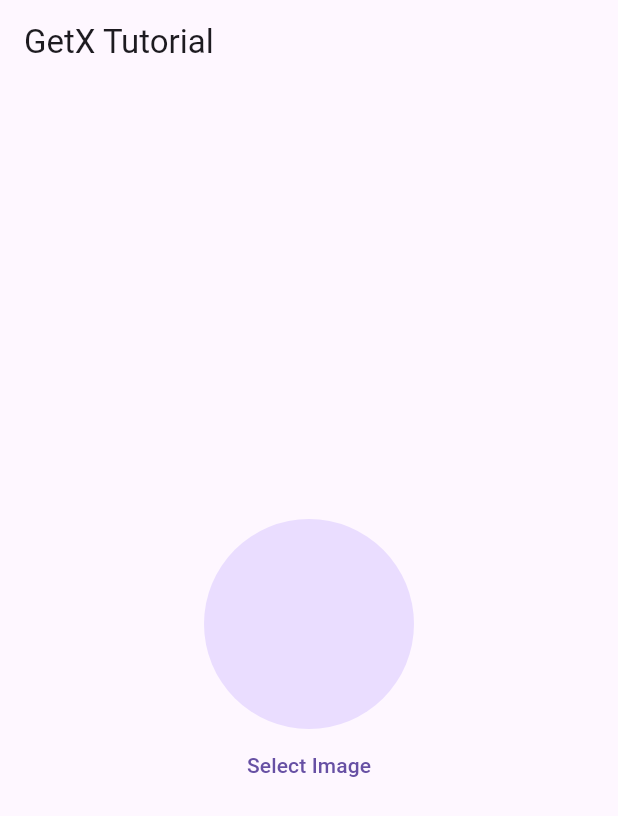
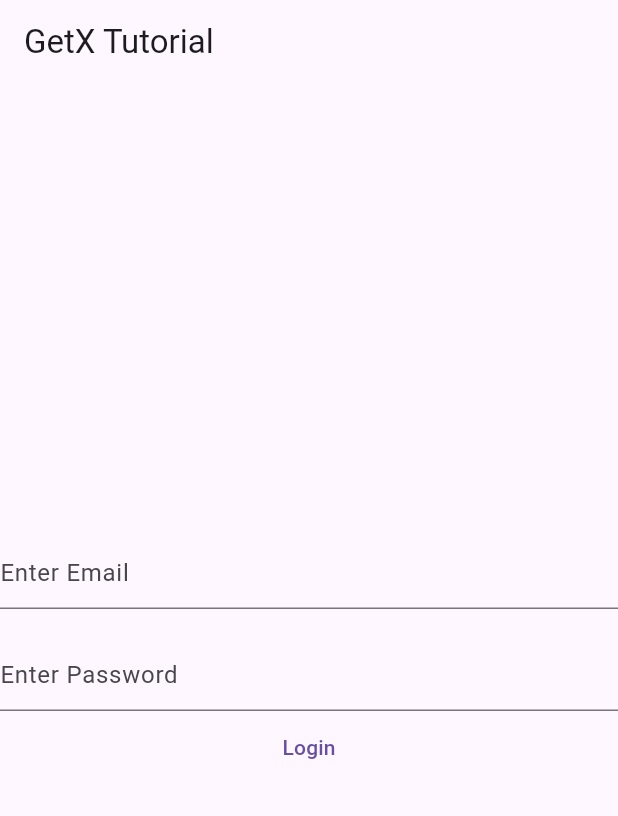
Before and after one commit to Muhammad-Naeem-Bukhari/getex_all_in_one, a Flutter app: the screen it shows after launch, on a phone screen of 412 x 824 dp. Shown: the top 816 px of the screen. Run offline on Flutter 3.47's test engine with Material 3 defaults, Android fonts, the phone set to English and light mode, and no system bars; our stand-ins replace get, image_picker.

Commit message:
Add login functionality

```diff
--- a/getx/lib/home.dart
+++ b/getx/lib/home.dart
@@ -7,6 +7,7 @@ import 'package:flutter/material.dart';
 import 'package:get/get.dart';
 import 'package:getx/fruit_controller.dart';
 import 'package:getx/image_controller.dart';
+import 'package:getx/login_signup_controller.dart';
 import 'package:getx/notification_controller.dart';
 import 'package:getx/opacity_controller.dart';
 
@@ -21,7 +22,7 @@ class Home extends StatefulWidget {
 
 class _HomeState extends State<Home> {
   // initialize countercontroller
-  final ImageController imageController = Get.put(ImageController());
+  final Login loginController = Get.put(Login());
 
   @override
   Widget build(BuildContext context) {
@@ -33,23 +34,32 @@ class _HomeState extends State<Home> {
           mainAxisAlignment: MainAxisAlignment.center,
           crossAxisAlignment: CrossAxisAlignment.center,
           children: [
-            Center(
-              child: Obx(
-                () => CircleAvatar(
-                  radius: 70,
-                  backgroundImage: imageController.imagePath.value.isNotEmpty
-                      ? FileImage(
-                          File(imageController.imagePath.value),
-                        )
-                      : null,
-                ),
+            // email and password textfield fro login
+            TextField(
+              controller: loginController.emailController.value,
+              decoration: const InputDecoration(
+                hintText: 'Enter Email',
               ),
+            ),
+            const SizedBox(
+              height: 20,
+            ),
+            TextField(
+              controller: loginController.passwordController.value,
+              decoration: const InputDecoration(
+                hintText: 'Enter Password',
+              ),
+              obscureText: true,
             ),
             TextButton(
               onPressed: () {
-                imageController.chooseImage();
+                loginController.login();
               },
-              child: const Text('Select Image'),
+              child: Obx(
+                () => loginController.isLoading.value
+                    ? CircularProgressIndicator()
+                    : Text('Login'),
+              ),
             ),
           ],
         ));
--- /dev/null
+++ b/getx/lib/login_signup_controller.dart
@@ -0,0 +1,36 @@
+import 'dart:convert';
+
+import 'package:flutter/material.dart';
+import 'package:get/get.dart';
+import 'package:http/http.dart' as http;
+
+class Login extends GetxController {
+  Rx<TextEditingController> emailController = TextEditingController().obs;
+  Rx<TextEditingController> passwordController = TextEditingController().obs;
+
+  RxBool isLoading = false.obs;
+
+  Future<void> login() async {
+    try {
+      isLoading.value = true;
+      http.Response response =
+          await http.post(Uri.parse('https://reqres.in/api/login'), body: {
+        'email': emailController.value.text,
+        'password': passwordController.value.text,
+      });
+      print(response.body);
+      Map<String, dynamic> responseData = jsonDecode(response.body);
+      print(responseData);
+      if (response.statusCode == 200) {
+        isLoading.value = false;
+        Get.snackbar('Success', 'Login Success');
+      } else {
+        isLoading.value = false;
+        Get.snackbar('Error', 'Login Failed');
+      }
+    } catch (e) {
+      isLoading.value = false;
+      Get.snackbar('Error', e.toString());
+    }
+  }
+}
--- a/getx/pubspec.yaml
+++ b/getx/pubspec.yaml
@@ -37,6 +37,7 @@ dependencies:
   cupertino_icons: ^1.0.2
   get: ^4.6.5
   image_picker: ^1.0.7
+  http: ^1.2.0
 
 dev_dependencies:
   flutter_test:
```
Also changed, not shown: getx/pubspec.lock.
